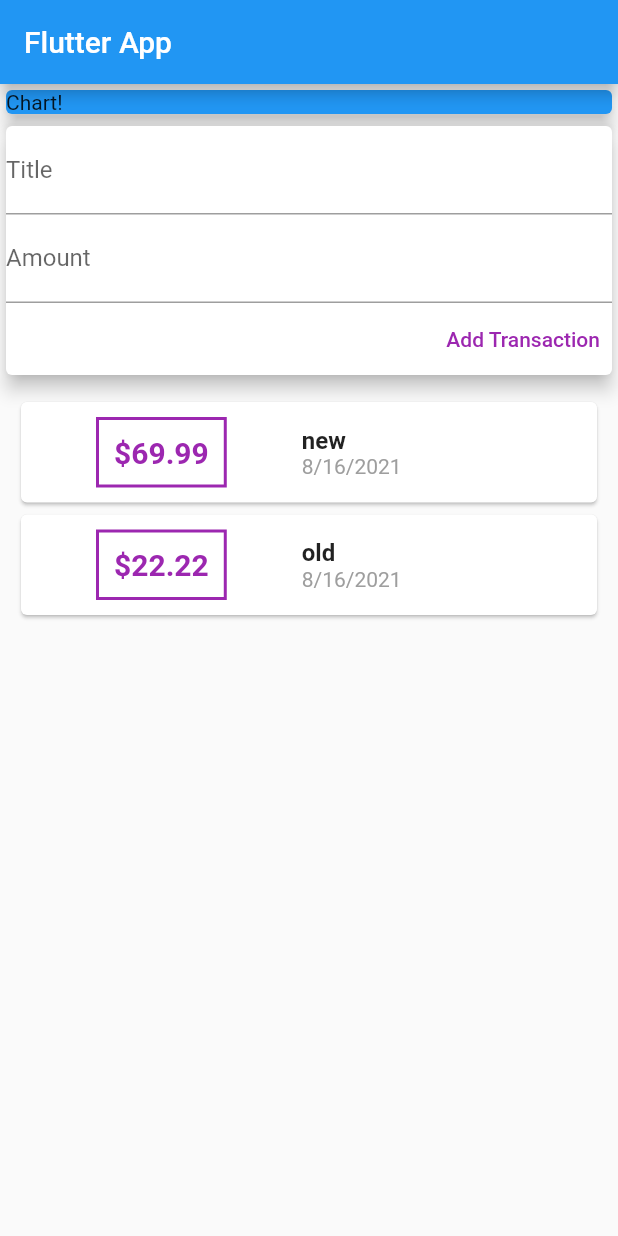
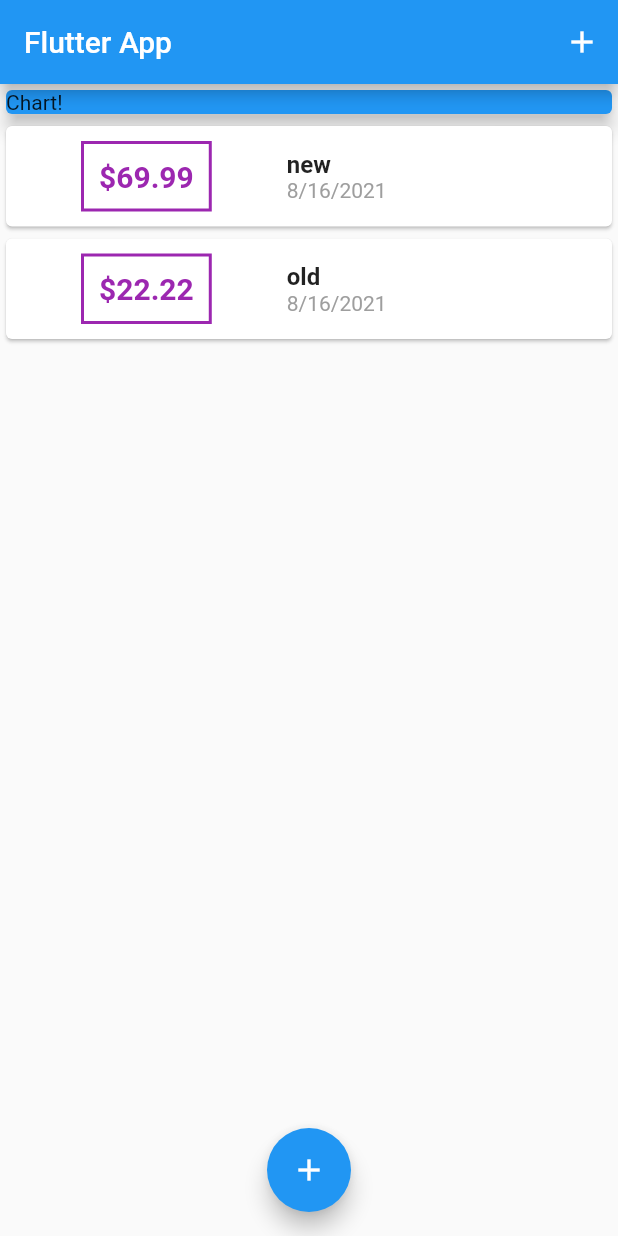
Before and after one commit to marufkhan09/expense, a Flutter app: the screen it shows after launch, on a phone screen of 412 x 824 dp. Run offline on Flutter 3.47's test engine with Material 2 defaults, Android fonts, the phone set to English and light mode, and no system bars.

```diff
--- a/lib/main.dart
+++ b/lib/main.dart
@@ -1,6 +1,7 @@
-
-import 'package:expenseplanner/widgets/user_transaction.dart';
+import 'package:expenseplanner/widgets/new_transaction.dart';
+import 'package:expenseplanner/widgets/transaction_list.dart';
 import 'package:flutter/material.dart';
+import 'package:expenseplanner/models/transaction.dart';
 
 void main() {
   runApp(MyApp());
@@ -20,14 +21,57 @@ class MyApp extends StatelessWidget {
   }
 }
 
-class MyHomePage extends StatelessWidget {
+class MyHomePage extends StatefulWidget {
   // String titleInput = '';
   // String amountInput = '';
 
   @override
+  _MyHomePageState createState() => _MyHomePageState();
+}
+
+class _MyHomePageState extends State<MyHomePage> {
+  void _startAddNewTransaction(BuildContext context) {
+    showModalBottomSheet(
+        context: context,
+        builder: (_) {
+          return GestureDetector(
+            behavior: HitTestBehavior.opaque,
+              onTap: () {}, child: NewTransaction(_addNewTransaction));
+        });
+  }
+
+  final List<Transaction> _userTransaction = [
+    Transaction(
+      id: 't1',
+      title: 'new',
+      amount: 69.99,
+      date: DateTime.now(),
+    ),
+    Transaction(id: 't2', title: 'old', amount: 22.22, date: DateTime.now())
+  ];
+
+  void _addNewTransaction(String txTitle, double txAmount) {
+    final newTx = Transaction(
+        id: DateTime.now().toString(),
+        title: txTitle,
+        amount: txAmount,
+        date: DateTime.now());
+
+    setState(() {
+      _userTransaction.add(newTx);
+    });
+  }
+
+  @override
   Widget build(BuildContext context) {
     return Scaffold(
+      resizeToAvoidBottomInset: false,
       appBar: AppBar(
+        actions: [
+          IconButton(
+              onPressed: () => _startAddNewTransaction(context),
+              icon: Icon(Icons.add)),
+        ],
         title: Text("Flutter App"),
       ),
       body: Column(
@@ -39,9 +83,13 @@ class MyHomePage extends StatelessWidget {
             elevation: 5.0,
             child: Text("Chart!"),
           ),
-          UserTransaction(),
-
+          TransactionList(_userTransaction),
         ],
+      ),
+      floatingActionButtonLocation: FloatingActionButtonLocation.centerFloat,
+      floatingActionButton: FloatingActionButton(
+        onPressed: () => _startAddNewTransaction(context),
+        child: Icon(Icons.add),
       ),
     );
   }
--- a/lib/widgets/transaction_list.dart
+++ b/lib/widgets/transaction_list.dart
@@ -10,8 +10,9 @@ class TransactionList extends StatelessWidget {
   @override
   Widget build(BuildContext context) {
     return Container(
-      height: 258,
+      height: 300,
       child: ListView.builder(
+        itemCount: transactions.length,
         itemBuilder: (BuildContext context, int index) {
           return Card(
             child: Row(
@@ -61,7 +62,7 @@ class TransactionList extends StatelessWidget {
             ),
           );
         },
-        itemCount: transactions.length,
+
       ),
     );
   }
--- a/lib/widgets/user_transaction.dart
+++ /dev/null
@@ -1,55 +0,0 @@
-import 'package:flutter/material.dart';
-import 'package:expenseplanner/widgets/new_transaction.dart';
-import 'package:expenseplanner/widgets/transaction_list.dart';
-import 'package:expenseplanner/models/transaction.dart';
-
-class UserTransaction extends StatefulWidget {
-
-  @override
-  _UserTransactionState createState() => _UserTransactionState();
-}
-
-class _UserTransactionState extends State<UserTransaction> {
-  final List<Transaction> _userTransaction = [
-
-    Transaction(
-      id: 't1',
-      title: 'new',
-      amount: 69.99,
-      date: DateTime.now(),
-    ),
-    Transaction(
-        id: 't2',
-        title: 'old',
-        amount: 22.22,
-        date: DateTime.now())
-
-  ];
-
-  void _addNewTransaction(String txTitle, double txAmount) {
-    final newTx = Transaction(
-        id: DateTime.now().toString(),
-        title: txTitle,
-        amount: txAmount,
-        date: DateTime.now());
-
-    setState(() {
-      _userTransaction.add(newTx);
-    });
-
-  }
-
-  @override
-  Widget build(BuildContext context) {
-    return Column(
-      children: [
-        NewTransaction(_addNewTransaction),
-        Container(
-          //margin: ,
-          padding: EdgeInsets.all(10),
-          child: TransactionList(_userTransaction),
-        ),
-      ],
-    );
-  }
-}
```
Also changed, not shown: lib/widgets/new_transaction.dart (+13 -7 lines).
